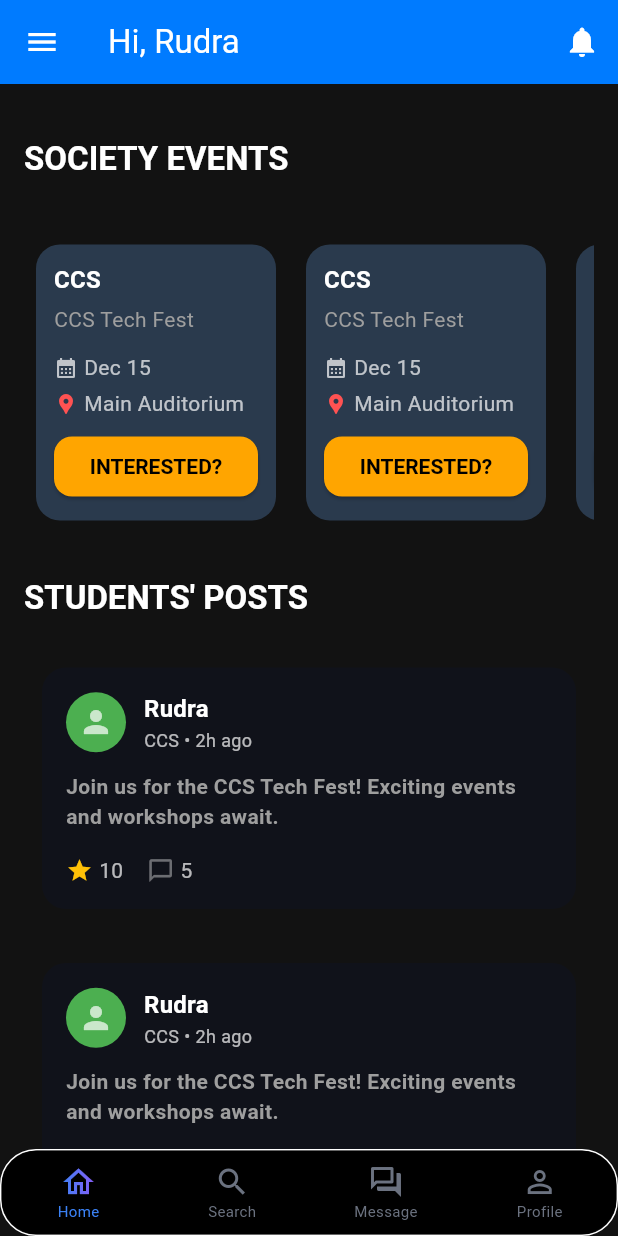
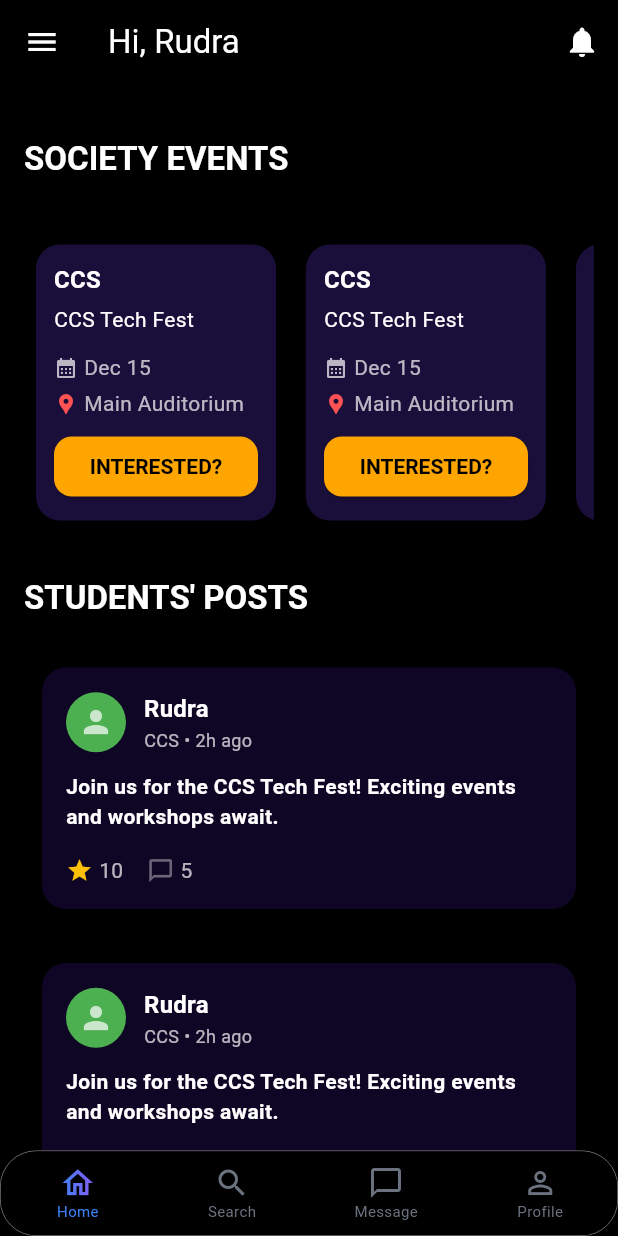
Before and after one commit to WEFT-TIET/FRONTEND, a Flutter app: the screen it shows after launch, on a phone screen of 412 x 824 dp. Run offline on Flutter 3.47's test engine with Material 3 defaults, Android fonts, the phone set to English and light mode, and no system bars.

Commit message:
updated homePage

```diff
--- a/frontend_weft/lib/core/theme/app_pallete.dart
+++ b/frontend_weft/lib/core/theme/app_pallete.dart
@@ -11,17 +11,17 @@ class AppPallete {
   static const cardColorDark = Color(0xFF1F1F1F);
 
   static const Color scaffoldBackgroundColorLight = Color(0xFFF8F9FA);
-  static const Color scaffoldBackgroundColorDark = Color(0xFF121212);
+  static const Color scaffoldBackgroundColorDark = Color.fromARGB(255, 0, 0, 0);
 
   static const Color textPrimaryLight = Colors.black;
   static const Color textSecondaryLight = Colors.black87;
 
   static const Color textPrimaryDark = Colors.white;
-  static const Color textSecondaryDark = Colors.grey;
+  static const Color textSecondaryDark = Color.fromARGB(255, 255, 255, 255);
 
   static const Color whiteColor = Colors.white70;
   static const Color red = Colors.redAccent;
 
   static const Color eventCardColor = Color(0xFF2A3A4D);
-  static const Color postCardColor = Color(0xFF10121A);
+  static const Color postCardColor = Color.fromARGB(255, 15, 5, 37);
 }
--- a/frontend_weft/lib/features/home/view/pages/home.dart
+++ b/frontend_weft/lib/features/home/view/pages/home.dart
@@ -15,7 +15,7 @@ class HomePage extends StatelessWidget {
     final theme = Theme.of(context);
     return Scaffold(
       appBar: AppBar(
-        backgroundColor: AppPallete.primaryLight,
+        backgroundColor: const Color.fromARGB(255, 0, 0, 0),
         title: const Text('Hi, Rudra'),
         actions: [
           IconButton(icon: const Icon(Icons.notifications), onPressed: () {}),
@@ -118,7 +118,7 @@ class HomePage extends StatelessWidget {
                     subtitle: 'CCS Tech Fest',
                     date: 'Dec 15',
                     location: 'Main Auditorium',
-                    backgroundColor: AppPallete.eventCardColor,
+                    backgroundColor: const Color.fromARGB(255, 26, 15, 59),
                   ),
                 ),
               ),
--- a/frontend_weft/lib/features/navbar/navigation.dart
+++ b/frontend_weft/lib/features/navbar/navigation.dart
@@ -48,8 +48,8 @@ class _BottomNavBarState extends State<BottomNavBar> {
     decoration: BoxDecoration(
           borderRadius: BorderRadius.circular(24),
           border: Border.all(
-            color: borderColor,
-            width: 1.0,
+            color: const Color.fromARGB(255, 143, 143, 143),
+            width: 0.5,
           ),
         ),
         child: ClipRRect(
@@ -95,7 +95,7 @@ class _BottomNavBarState extends State<BottomNavBar> {
                   label: 'Search',
                 ),
                 BottomNavigationBarItem(
-                  icon: Icon(Icons.forum_outlined),
+                  icon: Icon(Icons.chat_bubble_outline),
                   activeIcon: GradientIcon(
                     icon: Icons.forum_outlined,
                     gradient: LinearGradient(colors: gradientColors),
```
